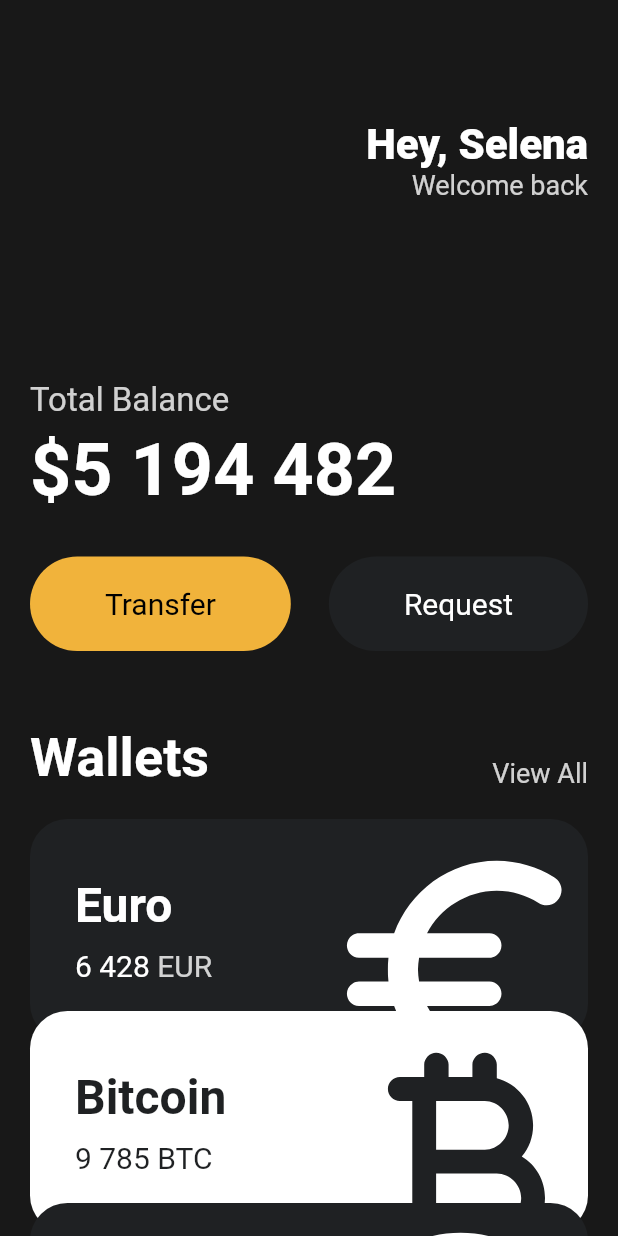
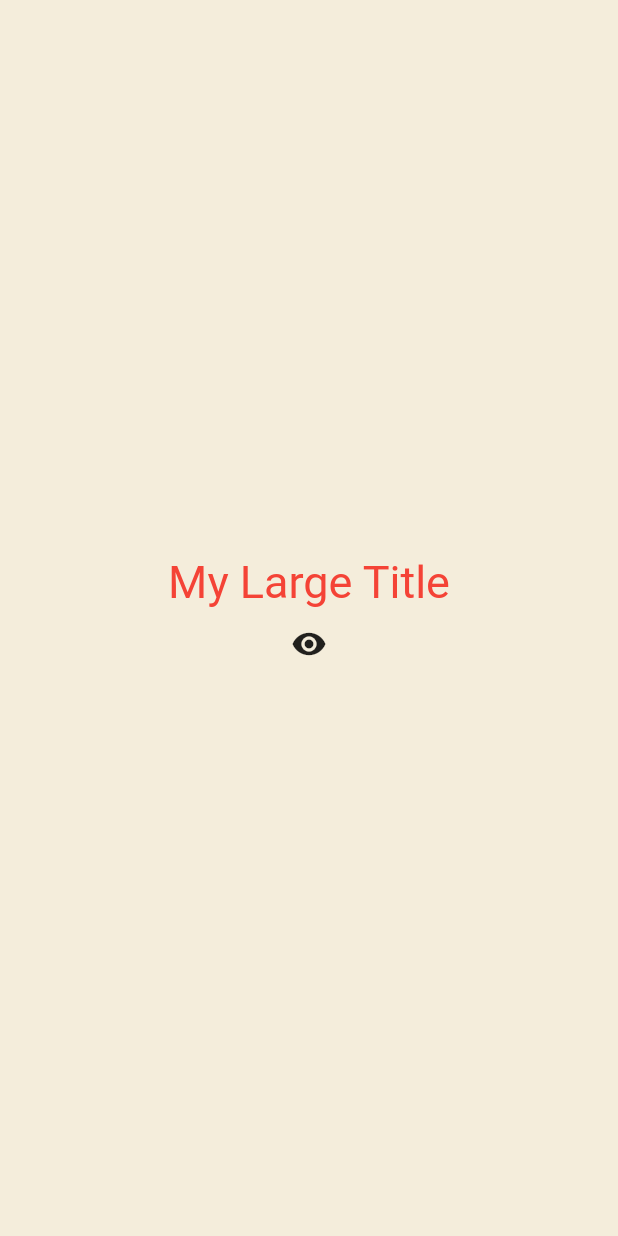
Before and after one commit to HyungjunJeon/flutter-basic-study, a Flutter app: the screen it shows after launch, on a phone screen of 412 x 824 dp. Run offline on Flutter 3.47's test engine with Material 2 defaults, Android fonts, the phone set to English and light mode, and no system bars.

```diff
--- a/toonflix/lib/main.dart
+++ b/toonflix/lib/main.dart
@@ -1,150 +1,89 @@
 import 'package:flutter/material.dart';
-import 'package:toonflix/widgets/Button.dart';
-import 'package:toonflix/widgets/currency_card.dart';
 
 void main() {
   runApp(const App());
 }
 
-class App extends StatelessWidget {
+class App extends StatefulWidget {
   const App({super.key});
+
+  @override
+  State<App> createState() => _AppState();
+}
+
+class _AppState extends State<App> {
+  bool showTitle = true;
+
+  void toggleTitle() {
+    setState(() {
+      showTitle = !showTitle;
+    });
+  }
 
   @override
   Widget build(BuildContext context) {
     return MaterialApp(
+      theme: ThemeData(
+        textTheme: const TextTheme(
+          titleLarge: TextStyle(
+            color: Colors.red,
+          ),
+        ),
+      ),
       home: Scaffold(
-        backgroundColor: const Color(0xFF181818),
-        body: SingleChildScrollView(
-          child: Padding(
-            padding: const EdgeInsets.symmetric(
-              horizontal: 20,
-            ),
-            child: Column(
-              crossAxisAlignment: CrossAxisAlignment.start,
-              children: [
-                const SizedBox(
-                  height: 80,
-                ),
-                Row(
-                  mainAxisAlignment: MainAxisAlignment.end,
-                  children: [
-                    Column(
-                      crossAxisAlignment: CrossAxisAlignment.end,
-                      children: [
-                        const Text(
-                          'Hey, Selena',
-                          style: TextStyle(
-                            color: Colors.white,
-                            fontSize: 28,
-                            fontWeight: FontWeight.w800,
-                          ),
-                        ),
-                        Text(
-                          'Welcome back',
-                          style: TextStyle(
-                            color: Colors.white.withOpacity(0.8),
-                            fontSize: 18,
-                          ),
-                        ),
-                      ],
-                    ),
-                  ],
-                ),
-                const SizedBox(
-                  height: 120,
-                ),
-                Text(
-                  'Total Balance',
-                  style: TextStyle(
-                    fontSize: 22,
-                    color: Colors.white.withOpacity(0.8),
-                  ),
-                ),
-                const SizedBox(
-                  height: 5,
-                ),
-                const Text(
-                  '\$5 194 482',
-                  style: TextStyle(
-                    fontSize: 48,
-                    fontWeight: FontWeight.w600,
-                    color: Colors.white,
-                  ),
-                ),
-                const SizedBox(
-                  height: 30,
-                ),
-                Row(
-                  mainAxisAlignment: MainAxisAlignment.spaceBetween,
-                  children: const [
-                    Button(
-                      text: 'Transfer',
-                      bgColor: Color(0xFFF1B33B),
-                      textColor: Colors.black,
-                    ),
-                    Button(
-                      text: 'Request',
-                      bgColor: Color(0xFF1F2123),
-                      textColor: Colors.white,
-                    ),
-                  ],
-                ),
-                const SizedBox(
-                  height: 50,
-                ),
-                Row(
-                  mainAxisAlignment: MainAxisAlignment.spaceBetween,
-                  crossAxisAlignment: CrossAxisAlignment.end,
-                  children: [
-                    const Text(
-                      'Wallets',
-                      style: TextStyle(
-                        color: Colors.white,
-                        fontSize: 36,
-                        fontWeight: FontWeight.w600,
-                      ),
-                    ),
-                    Text(
-                      'View All',
-                      style: TextStyle(
-                        color: Colors.white.withOpacity(0.8),
-                        fontSize: 18,
-                      ),
-                    ),
-                  ],
-                ),
-                const SizedBox(
-                  height: 20,
-                ),
-                const CurrencyCard(
-                  name: 'Euro',
-                  code: 'EUR',
-                  amount: '6 428',
-                  icon: Icons.euro_rounded,
-                  isInverted: false,
-                  order: 1,
-                ),
-                const CurrencyCard(
-                  name: 'Bitcoin',
-                  code: 'BTC',
-                  amount: '9 785',
-                  icon: Icons.currency_bitcoin_rounded,
-                  isInverted: true,
-                  order: 2,
-                ),
-                const CurrencyCard(
-                  name: 'Dollar',
-                  code: 'USD',
-                  amount: '428',
-                  icon: Icons.monetization_on_outlined,
-                  isInverted: false,
-                  order: 3,
-                ),
-              ],
-            ),
+        backgroundColor: const Color(0xFFF4EDDB),
+        body: Center(
+          child: Column(
+            mainAxisAlignment: MainAxisAlignment.center,
+            children: [
+              showTitle ? const MyLargeTitle() : const Text('nothing'),
+              IconButton(
+                onPressed: toggleTitle,
+                icon: const Icon(Icons.remove_red_eye),
+              ),
+            ],
           ),
         ),
       ),
     );
   }
 }
+
+class MyLargeTitle extends StatefulWidget {
+  const MyLargeTitle({
+    super.key,
+  });
+
+  @override
+  State<MyLargeTitle> createState() => _MyLargeTitleState();
+}
+
+class _MyLargeTitleState extends State<MyLargeTitle> {
+  // 항상 있을 필요없음
+  // API 데이터 등 구독할 때 사용
+  // 반드시 build 앞에 있어야함
+  @override
+  void initState() {
+    super.initState();
+    print('initState!');
+  }
+
+  // API 데이터 등 구독 취소할 때 사용
+  @override
+  void dispose() {
+    super.dispose();
+    print('dispose!');
+  }
+
+  @override
+  Widget build(BuildContext context) {
+    print('build!');
+    return Text(
+      'My Large Title',
+      style: TextStyle(
+        fontSize: 30,
+        color: Theme.of(context).textTheme.titleLarge?.color,
+      ),
+    );
+  }
+}
```
